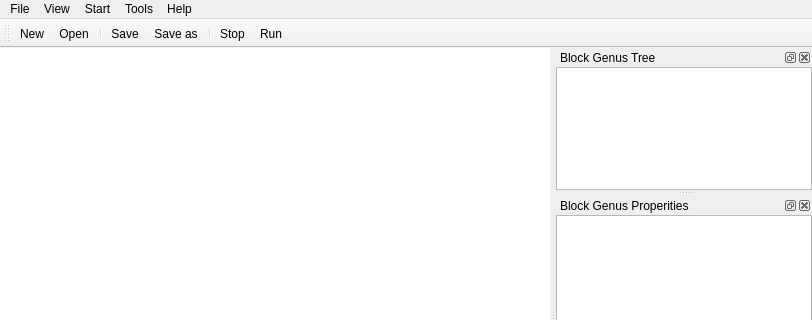
Before: the Qt Designer form main.ui in go2net/PythonBlocks, drawn with Qt 5; both pictures show x 0 to 812 and y 0 to 320 of the 812 by 612 pixel window.
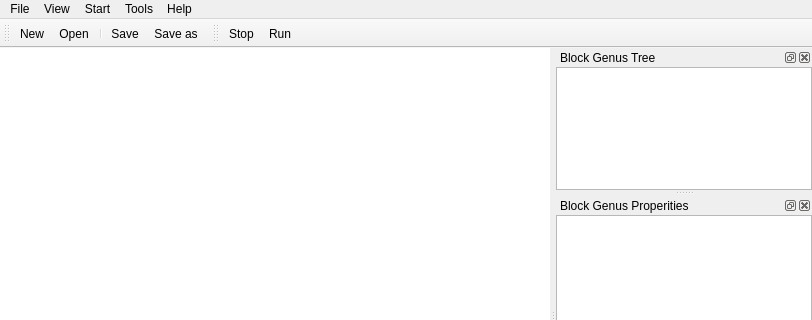
After: the same form once the commit is applied. Icons and pictures are not drawn. Custom widgets are drawn as their Qt base class.

What changed in the file:
```diff
--- a/main.ui
+++ b/main.ui
@@ -107,26 +107,17 @@
    <property name="windowTitle">
     <string>toolBar</string>
    </property>
-   <property name="iconSize">
-    <size>
-     <width>32</width>
-     <height>32</height>
-    </size>
-   </property>
    <attribute name="toolBarArea">
     <enum>TopToolBarArea</enum>
    </attribute>
    <attribute name="toolBarBreak">
-    <bool>false</bool>
+    <bool>true</bool>
    </attribute>
    <addaction name="actionNew"/>
    <addaction name="actionOpen"/>
    <addaction name="separator"/>
    <addaction name="actionSave"/>
    <addaction name="actionSaveAs"/>
-   <addaction name="separator"/>
-   <addaction name="actionStop"/>
-   <addaction name="actionRun"/>
   </widget>
   <widget class="QDockWidget" name="blockGenusWnd">
    <property name="allowedAreas">
@@ -253,6 +244,20 @@
     </layout>
    </widget>
   </widget>
+  <widget class="QStatusBar" name="statusbar"/>
+  <widget class="QToolBar" name="toolBar_3">
+   <property name="windowTitle">
+    <string>toolBar_3</string>
+   </property>
+   <attribute name="toolBarArea">
+    <enum>TopToolBarArea</enum>
+   </attribute>
+   <attribute name="toolBarBreak">
+    <bool>false</bool>
+   </attribute>
+   <addaction name="actionStop"/>
+   <addaction name="actionRun"/>
+  </widget>
   <action name="actionOpen">
    <property name="icon">
     <iconset>
```
Left out of the diff: 1 changed line with no effect on the pictures.
